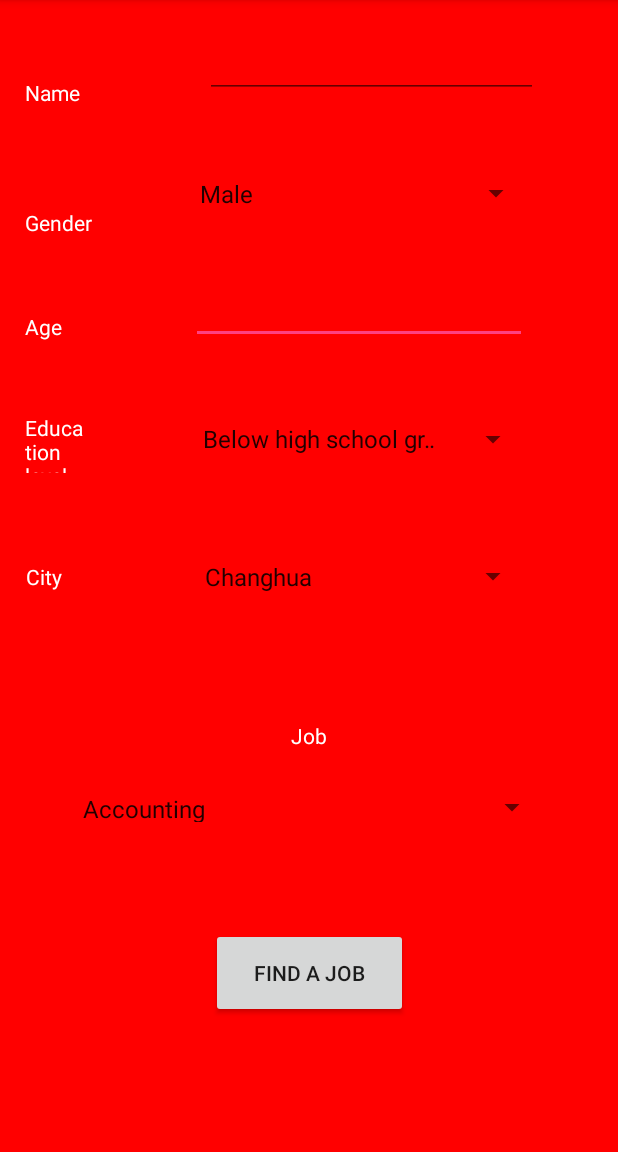
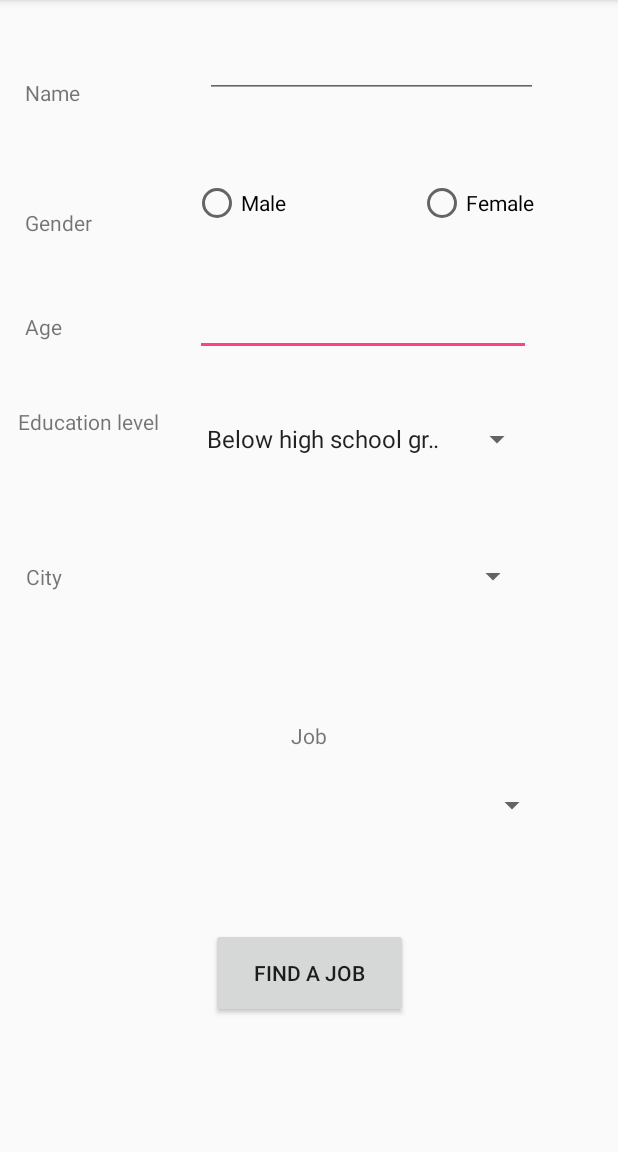
Before and after one commit to TseJunZhen/Jobago_Project, an Android app: the AdminView screen opened directly, with no data from a screen before it, on a phone screen of 412 x 824 dp, the part 84-1236 px from its top. Run offline under Robolectric (Android 15) with nearby library versions, the phone set to English and light mode, and no system bars.

Commit message:
Revert "Merge branch 'master' of https://github.com/TseJunZhen/Jobago_Project"
This reverts commit 95717db3d718d3b6e227dbd48a6a210ae199e912, reversing
changes made to 5e00d591e9a65f67306ddc3f240c137ec613c17b.

```diff
--- a/Jobago2/app/src/main/java/com/example/vip/jobago/AdminView.java
+++ b/Jobago2/app/src/main/java/com/example/vip/jobago/AdminView.java
@@ -18,22 +18,7 @@ public class AdminView extends AppCompatActivity implements AdapterView.OnItemSe
         setContentView(R.layout.activity_admin_view);
 
 
-        //*******
-        //gender
-        //*******
-        Spinner spinner3 = (Spinner) findViewById(R.id.spinner4);
-        ArrayAdapter<CharSequence> adapter3 = ArrayAdapter.createFromResource(this,R.array.gender_array, android.R.layout.simple_spinner_item);
-        // Specify the layout to use when the list of choices appears
 
-        adapter3.setDropDownViewResource(android.R.layout.simple_spinner_dropdown_item);
-        // Apply the adapter to the spinner
-        spinner3.setAdapter(adapter3);
-
-        spinner3.setOnItemSelectedListener(this);
-
-        //*******
-        //education
-        //*******
         Spinner spinner = (Spinner) findViewById(R.id.spinner2);
         ArrayAdapter<CharSequence> adapter = ArrayAdapter.createFromResource(this,R.array.education_array, android.R.layout.simple_spinner_item);
         // Specify the layout to use when the list of choices appears
@@ -44,33 +29,7 @@ public class AdminView extends AppCompatActivity implements AdapterView.OnItemSe
 
         spinner.setOnItemSelectedListener(this);
 
-        //*******
-        //job
-        //*******
-        Spinner spinner1 = (Spinner) findViewById(R.id.spinner);
-        ArrayAdapter<CharSequence> adapter1 = ArrayAdapter.createFromResource(this,R.array.job_array, android.R.layout.simple_spinner_item);
-        // Specify the layout to use when the list of choices appears
-
-        adapter1.setDropDownViewResource(android.R.layout.simple_spinner_dropdown_item);
-        // Apply the adapter to the spinner
-        spinner1.setAdapter(adapter1);
-
-        spinner1.setOnItemSelectedListener(this);
-
-        //*******
-        //city
-        //*******
-        Spinner spinner2 = (Spinner) findViewById(R.id.spinner3);
-        ArrayAdapter<CharSequence> adapter2 = ArrayAdapter.createFromResource(this,R.array.city_array, android.R.layout.simple_spinner_item);
-        // Specify the layout to use when the list of choices appears
-
-        adapter2.setDropDownViewResource(android.R.layout.simple_spinner_dropdown_item);
-        // Apply the adapter to the spinner
-        spinner2.setAdapter(adapter2);
-
-        spinner2.setOnItemSelectedListener(this);
     }
-
 
 
     @Override
--- a/Jobago2/app/src/main/res/layout/activity_admin_view.xml
+++ b/Jobago2/app/src/main/res/layout/activity_admin_view.xml
@@ -4,18 +4,48 @@
     xmlns:tools="http://schemas.android.com/tools"
     android:layout_width="match_parent"
     android:layout_height="match_parent"
-    android:background="@color/red"
     tools:context="com.example.vip.jobago.AdminView">
+
+    <RadioButton
+        android:id="@+id/radioButton"
+        android:layout_width="wrap_content"
+        android:layout_height="wrap_content"
+        android:layout_marginBottom="8dp"
+        android:layout_marginEnd="8dp"
+        android:layout_marginStart="8dp"
+        android:layout_marginTop="8dp"
+        android:text="Female"
+        app:layout_constraintBottom_toBottomOf="parent"
+        app:layout_constraintEnd_toEndOf="parent"
+        app:layout_constraintHorizontal_bias="0.849"
+        app:layout_constraintStart_toStartOf="parent"
+        app:layout_constraintTop_toTopOf="parent"
+        app:layout_constraintVertical_bias="0.155" />
+
+    <RadioButton
+        android:id="@+id/radioButton2"
+        android:layout_width="wrap_content"
+        android:layout_height="wrap_content"
+        android:layout_marginBottom="8dp"
+        android:layout_marginEnd="8dp"
+        android:layout_marginStart="8dp"
+        android:layout_marginTop="8dp"
+        android:text="Male"
+        app:layout_constraintBottom_toBottomOf="parent"
+        app:layout_constraintEnd_toEndOf="parent"
+        app:layout_constraintHorizontal_bias="0.362"
+        app:layout_constraintStart_toStartOf="parent"
+        app:layout_constraintTop_toTopOf="parent"
+        app:layout_constraintVertical_bias="0.155" />
 
     <Spinner
         android:id="@+id/spinner"
         android:layout_width="318dp"
-        android:layout_height="20dp"
+        android:layout_height="25dp"
         android:layout_marginBottom="8dp"
         android:layout_marginEnd="8dp"
         android:layout_marginStart="8dp"
         android:layout_marginTop="8dp"
-        android:textColor="@color/white"
         app:layout_constraintBottom_toBottomOf="parent"
         app:layout_constraintEnd_toEndOf="parent"
         app:layout_constraintStart_toStartOf="parent"
@@ -30,7 +60,6 @@
         android:layout_marginEnd="8dp"
         android:layout_marginStart="8dp"
         android:layout_marginTop="8dp"
-        android:textColor="@color/white"
         android:text="Gender"
         app:layout_constraintBottom_toBottomOf="parent"
         app:layout_constraintEnd_toEndOf="parent"
@@ -47,7 +76,6 @@
         android:layout_marginEnd="8dp"
         android:layout_marginStart="8dp"
         android:layout_marginTop="8dp"
-        android:textColor="@color/white"
         android:text="Age"
         app:layout_constraintBottom_toBottomOf="parent"
         app:layout_constraintEnd_toEndOf="parent"
@@ -58,20 +86,19 @@
 
     <TextView
         android:id="@+id/textView6"
-        android:layout_width="62dp"
-        android:layout_height="40dp"
+        android:layout_width="wrap_content"
+        android:layout_height="wrap_content"
         android:layout_marginBottom="8dp"
         android:layout_marginEnd="8dp"
         android:layout_marginStart="8dp"
         android:layout_marginTop="8dp"
         android:text="Education level "
-        android:textColor="@color/white"
         app:layout_constraintBottom_toBottomOf="parent"
         app:layout_constraintEnd_toEndOf="parent"
-        app:layout_constraintHorizontal_bias="0.026"
+        app:layout_constraintHorizontal_bias="0.014"
         app:layout_constraintStart_toStartOf="parent"
         app:layout_constraintTop_toTopOf="parent"
-        app:layout_constraintVertical_bias="0.375" />
+        app:layout_constraintVertical_bias="0.359" />
 
     <Spinner
         android:id="@+id/spinner2"
@@ -81,10 +108,9 @@
         android:layout_marginEnd="8dp"
         android:layout_marginStart="8dp"
         android:layout_marginTop="8dp"
-        android:textColor="@color/white"
         app:layout_constraintBottom_toBottomOf="parent"
         app:layout_constraintEnd_toEndOf="parent"
-        app:layout_constraintHorizontal_bias="0.699"
+        app:layout_constraintHorizontal_bias="0.713"
         app:layout_constraintStart_toStartOf="parent"
         app:layout_constraintTop_toTopOf="parent"
         app:layout_constraintVertical_bias="0.372" />
@@ -92,21 +118,19 @@
     <EditText
         android:id="@+id/editText2"
         android:layout_width="224dp"
-        android:layout_height="47dp"
+        android:layout_height="28dp"
         android:layout_marginBottom="8dp"
         android:layout_marginEnd="8dp"
         android:layout_marginStart="8dp"
-        android:textColor="@color/white"
         android:layout_marginTop="8dp"
         android:ems="10"
         android:inputType="textPersonName"
-        android:textSize="14sp"
         app:layout_constraintBottom_toBottomOf="parent"
         app:layout_constraintEnd_toEndOf="parent"
-        app:layout_constraintHorizontal_bias="0.694"
+        app:layout_constraintHorizontal_bias="0.708"
         app:layout_constraintStart_toStartOf="parent"
         app:layout_constraintTop_toTopOf="parent"
-        app:layout_constraintVertical_bias="0.247" />
+        app:layout_constraintVertical_bias="0.278" />
 
     <TextView
         android:id="@+id/textView7"
@@ -117,7 +141,6 @@
         android:layout_marginStart="8dp"
         android:layout_marginTop="8dp"
         android:text="Name"
-        android:textColor="@color/white"
         app:layout_constraintBottom_toBottomOf="parent"
         app:layout_constraintEnd_toEndOf="parent"
         app:layout_constraintHorizontal_bias="0.025"
@@ -135,7 +158,6 @@
         android:layout_marginTop="8dp"
         android:ems="10"
         android:inputType="textPersonName"
-        android:textColor="@color/white"
         app:layout_constraintBottom_toBottomOf="parent"
         app:layout_constraintEnd_toEndOf="parent"
         app:layout_constraintHorizontal_bias="0.739"
@@ -152,7 +174,6 @@
         android:layout_marginStart="8dp"
         android:layout_marginTop="8dp"
         android:text="Job"
-        android:textColor="@color/white"
         android:textAlignment="center"
         app:layout_constraintBottom_toBottomOf="parent"
         app:layout_constraintEnd_toEndOf="parent"
@@ -185,7 +206,6 @@
         android:layout_marginStart="8dp"
         android:layout_marginTop="8dp"
         android:text="City"
-        android:textColor="@color/white"
         app:layout_constraintBottom_toBottomOf="parent"
         app:layout_constraintEnd_toEndOf="parent"
         app:layout_constraintHorizontal_bias="0.025"
@@ -200,26 +220,10 @@
         android:layout_marginEnd="8dp"
         android:layout_marginStart="8dp"
         android:layout_marginTop="8dp"
-        android:textColor="@color/white"
         app:layout_constraintBottom_toBottomOf="parent"
         app:layout_constraintEnd_toEndOf="parent"
         app:layout_constraintHorizontal_bias="0.701"
         app:layout_constraintStart_toStartOf="parent"
         app:layout_constraintTop_toTopOf="parent" />
 
-    <Spinner
-        android:id="@+id/spinner4"
-        android:layout_width="229dp"
-        android:layout_height="39dp"
-        android:layout_marginBottom="8dp"
-        android:layout_marginEnd="8dp"
-        android:layout_marginStart="8dp"
-        android:layout_marginTop="8dp"
-        app:layout_constraintBottom_toBottomOf="parent"
-        app:layout_constraintEnd_toEndOf="parent"
-        app:layout_constraintHorizontal_bias="0.705"
-        app:layout_constraintStart_toStartOf="parent"
-        app:layout_constraintTop_toTopOf="parent"
-        app:layout_constraintVertical_bias="0.142" />
-
 </android.support.constraint.ConstraintLayout>
--- a/Jobago2/app/src/main/res/values/Education.xml
+++ b/Jobago2/app/src/main/res/values/Education.xml
@@ -10,45 +10,4 @@
         <item>Doctoral Degree</item>
         <item>Professional Degree</item>
     </string-array>
-    <string-array name="gender_array">
-        <item>Male</item>
-        <item>Female</item>
-    </string-array>
-    <string-array name="city_array">
-        <item>Changhua</item>
-        <item>Chiayi</item>
-        <item>Hsinchu</item>
-        <item>Hualien</item>
-        <item>Kaohsiung</item>
-        <item>Kinmen</item>
-        <item>Miaoli</item>
-        <item>Nantou</item>
-        <item>New Taipei</item>
-        <item>Penghu</item>
-        <item>Pingtung</item>
-        <item>Taoyuan</item>
-        <item>Taichung</item>
-        <item>Tainan</item>
-        <item>Taipei</item>
-        <item>Taitung</item>
-        <item>Yilan</item>
-        <item>Yunlin</item>
-    </string-array>
-    <string-array name="job_array">
-        <item>Accounting</item>
-        <item>Cashiers</item>
-        <item>Computer programmers</item>
-        <item>Driver</item>
-        <item>Firefighters</item>
-        <item>Lawyers</item>
-        <item>Maids </item>
-        <item>Office clerks</item>
-        <item>Receptionists </item>
-        <item>Restaurant Cooks</item>
-        <item>Retail salespersons</item>
-        <item>Secretaries</item>
-        <item>Security guards</item>
-        <item>Teachers</item>
-        <item>Waiters</item>
-    </string-array>
 </resources>
--- a/Jobago2/app/src/main/res/values/colors.xml
+++ b/Jobago2/app/src/main/res/values/colors.xml
@@ -3,7 +3,4 @@
     <color name="colorPrimary">#3F51B5</color>
     <color name="colorPrimaryDark">#303F9F</color>
     <color name="colorAccent">#FF4081</color>
-    <color name="red">#ffff0000</color>
-    <color name="white">#ffffff</color>
-
 </resources>
```
